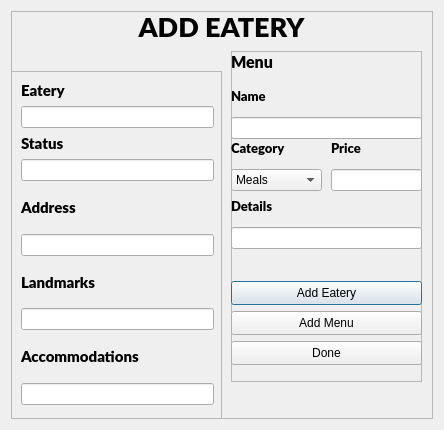
KANKAN25/Tipid-Timpla-Tracker, file addeatery.ui: the form before one commit.
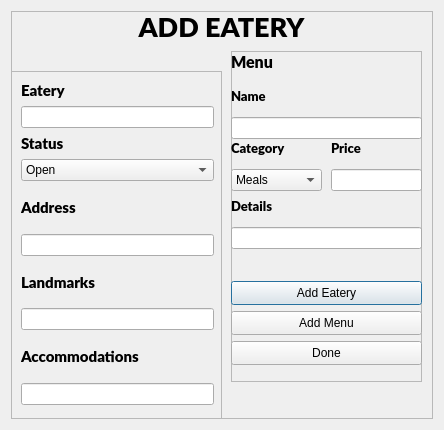
The form after the commit.

```diff
--- a/addeatery.ui
+++ b/addeatery.ui
@@ -107,11 +107,22 @@
             </property>
            </widget>
           </item>
-          <item>
-           <widget class="QLineEdit" name="lineEdit_status"/>
-          </item>
          </layout>
         </item>
+        <item>
+         <widget class="QComboBox" name="comboBox_status">
+          <item>
+           <property name="text">
+            <string>Open</string>
+           </property>
+          </item>
+          <item>
+           <property name="text">
+            <string>Close</string>
+           </property>
+          </item>
+         </widget>
+        </item>
         <item>
          <layout class="QVBoxLayout" name="verticalLayout_8">
           <item>
```
